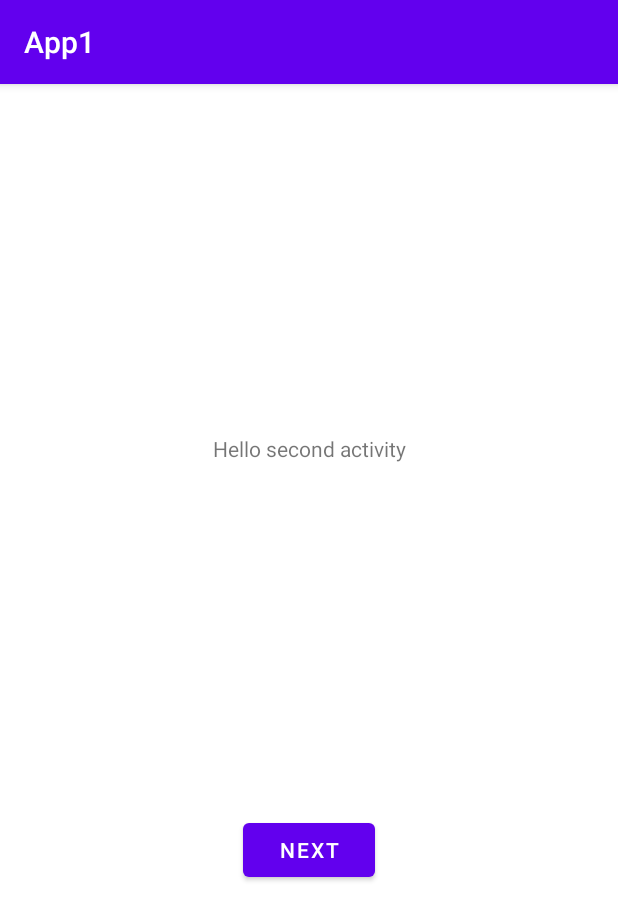
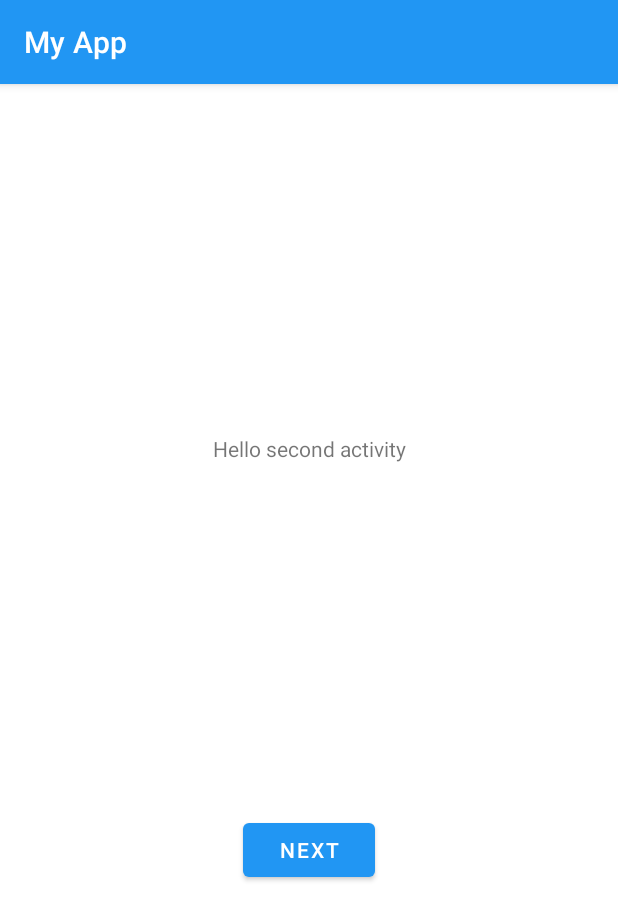
Before and after one commit to LChathuranga/First_Android_Application, an Android app: the SecondActivity screen opened directly, with no data from a screen before it, on a phone screen of 412 x 824 dp. Shown: the top 920 px of the screen. Run offline under Robolectric (Android 15) with nearby library versions, the phone set to English and light mode, and no system bars.

Commit message:
change backgroun

```diff
--- a/FirstApp/app/src/main/res/values/colors.xml
+++ b/FirstApp/app/src/main/res/values/colors.xml
@@ -1,9 +1,9 @@
 <?xml version="1.0" encoding="utf-8"?>
 <resources>
-    <color name="purple_200">#FFBB86FC</color>
-    <color name="purple_500">#FF6200EE</color>
-    <color name="purple_700">#FF3700B3</color>
-    <color name="teal_200">#FF03DAC5</color>
+    <color name="purple_200">#2196F3</color>
+    <color name="purple_500">#2196F3</color>
+    <color name="purple_700">#5D9ED1</color>
+    <color name="teal_200">#19E7D5</color>
     <color name="teal_700">#FF018786</color>
     <color name="black">#FF000000</color>
     <color name="white">#FFFFFFFF</color>
--- a/FirstApp/app/src/main/res/values/strings.xml
+++ b/FirstApp/app/src/main/res/values/strings.xml
@@ -1,5 +1,5 @@
 <resources>
-    <string name="app_name">App1</string>
+    <string name="app_name">My App</string>
     <string name="action_settings">Settings</string>
     <!-- Strings used for fragments for navigation -->
     <string name="first_fragment_label">First Fragment</string>
```
Also changed, not shown: FirstApp/app/src/main/res/drawable-v24/bg.jpg.
